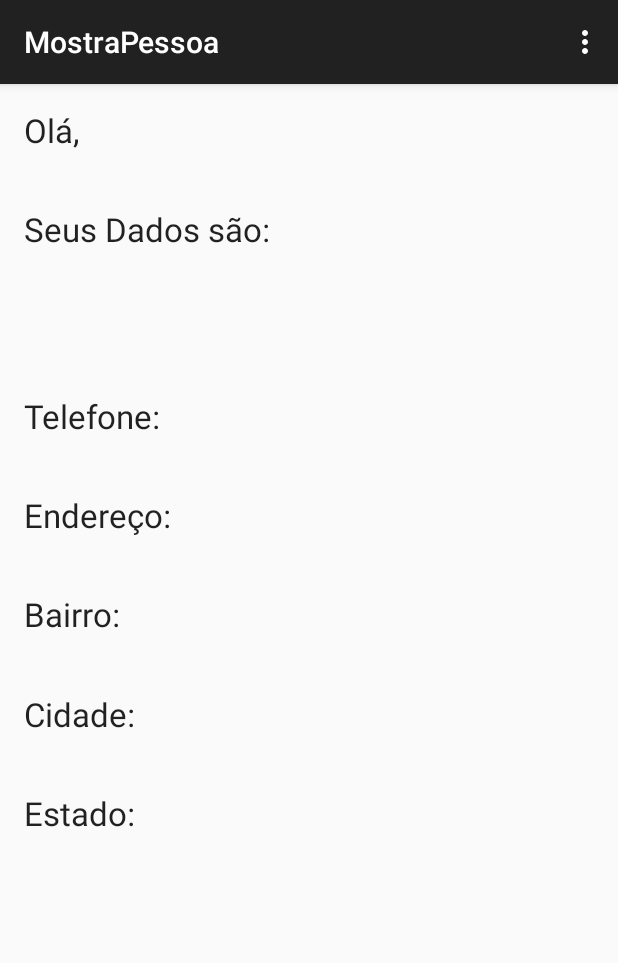
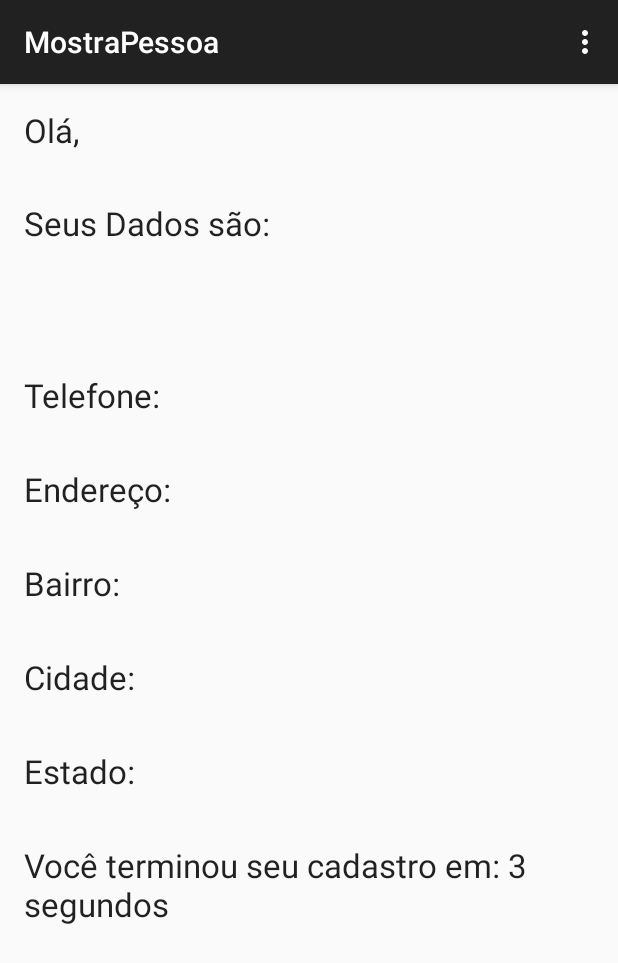
Before and after one commit to marcoshol/CadastroCliente, an Android app: the screen it shows after launch (MostraPessoa), after a tap on "CADASTRAR", on a phone screen of 412 x 824 dp. Shown: the top 963 px of the screen. Run offline under Robolectric (Android 15) with nearby library versions, the phone set to English and light mode, and no system bars.

```diff
--- /dev/null
+++ b/app/src/main/java/com/example/marcos/cadastrocliente/ContaTempo.java
@@ -0,0 +1,26 @@
+package com.example.marcos.cadastrocliente;
+
+/**
+ * Created by Marcos on 31/05/2015.
+ */
+public class ContaTempo extends Thread {
+    private int tempo = 0;
+
+    public void run(){
+        while(true){
+            try{
+                Thread.sleep(1000);
+            } catch (Exception e){}
+            tempo++;
+
+        }
+    }
+
+    public int getTempo() {
+        return tempo;
+    }
+
+    public void setTempo(int tempo) {
+        this.tempo = tempo;
+    }
+}
--- a/app/src/main/java/com/example/marcos/cadastrocliente/MainActivity.java
+++ b/app/src/main/java/com/example/marcos/cadastrocliente/MainActivity.java
@@ -15,6 +15,7 @@ public class MainActivity extends ActionBarActivity {
 
     private EditText nome, cidade, telefone, estado, bairro, endereco;
     private String sNome, sCidade, sTelefone, sEstado, sBairro, sEndereco;
+    ContaTempo contador;
 
 
 
@@ -29,6 +30,9 @@ public class MainActivity extends ActionBarActivity {
         estado = (EditText)findViewById(R.id.edt_estado);
         bairro = (EditText)findViewById(R.id.edt_bairro);
         endereco = (EditText)findViewById(R.id.edt_endereco);
+
+        contador = new ContaTempo();
+        contador.start();
     }
 
     public void cadastrar(View v){
@@ -47,6 +51,7 @@ public class MainActivity extends ActionBarActivity {
         pessoa.setpBairro(sBairro);
         pessoa.setpCidade(sCidade);
         pessoa.setpEstado(sEstado);
+        pessoa.setPmensagem(contador.getTempo());
 
         Intent i = new Intent(this, MostraPessoa.class);
         i.putExtra("Pessoa", pessoa);
--- a/app/src/main/java/com/example/marcos/cadastrocliente/MostraPessoa.java
+++ b/app/src/main/java/com/example/marcos/cadastrocliente/MostraPessoa.java
@@ -12,7 +12,7 @@ import android.widget.Toast;
 
 public class MostraPessoa extends ActionBarActivity {
 
-    private TextView olanome, telefone, endereco, bairro, cidade, estado;
+    private TextView olanome, telefone, endereco, bairro, cidade, estado, mensagem;
     private String sNome, sCidade, sTelefone, sEstado, sBairro, sEndereco;
     private DatabaseHelper helper;
 
@@ -28,6 +28,7 @@ public class MostraPessoa extends ActionBarActivity {
         bairro = (TextView) findViewById(R.id.txt_bairro);
         cidade = (TextView) findViewById(R.id.txt_cidade);
         estado = (TextView) findViewById(R.id.txt_estado);
+        mensagem = (TextView) findViewById(R.id.txt_msg);
 
         Pessoa pessoa = (Pessoa) getIntent().getSerializableExtra("Pessoa");
 
@@ -63,6 +64,7 @@ public class MostraPessoa extends ActionBarActivity {
         bairro.setText(bairro.getText().toString()+sBairro);
         cidade.setText(cidade.getText().toString()+sCidade);
         estado.setText(estado.getText().toString()+sEstado);
+        mensagem.setText(mensagem.getText().toString()+ String.valueOf(pessoa.getPmensagem())+" segundos");
 
     }
 
--- a/app/src/main/java/com/example/marcos/cadastrocliente/Pessoa.java
+++ b/app/src/main/java/com/example/marcos/cadastrocliente/Pessoa.java
@@ -7,6 +7,7 @@ import java.io.Serializable;
  */
 public class Pessoa implements Serializable {
      private String pNome, pTelefone, pEndereco, pBairro, pCidade, pEstado;
+     int pmensagem;
 
     public void Pessoa(){
 
@@ -68,4 +69,12 @@ public class Pessoa implements Serializable {
     public void setpEstado(String pEstado) {
         this.pEstado = pEstado;
     }
+
+    public int getPmensagem() {
+        return pmensagem;
+    }
+
+    public void setPmensagem(int pmensagem) {
+        this.pmensagem = pmensagem;
+    }
 }
--- a/app/src/main/res/layout/activity_mostra_pessoa.xml
+++ b/app/src/main/res/layout/activity_mostra_pessoa.xml
@@ -70,5 +70,12 @@
             android:id="@+id/txt_estado"
             android:layout_weight="0.07" />
 
+        <TextView
+            android:layout_width="wrap_content"
+            android:layout_height="wrap_content"
+            android:textAppearance="?android:attr/textAppearanceLarge"
+            android:text="Você terminou seu cadastro em: "
+            android:id="@+id/txt_msg" />
+
     </LinearLayout>
 </RelativeLayout>
```
Also changed, not shown: 1 other file.
